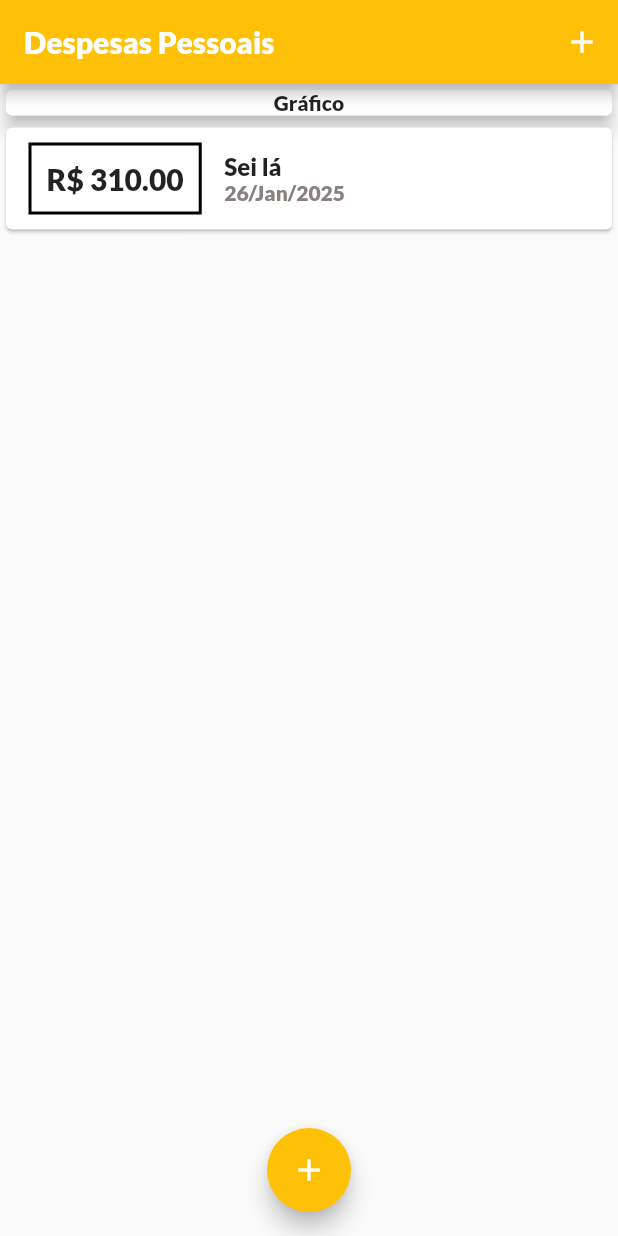
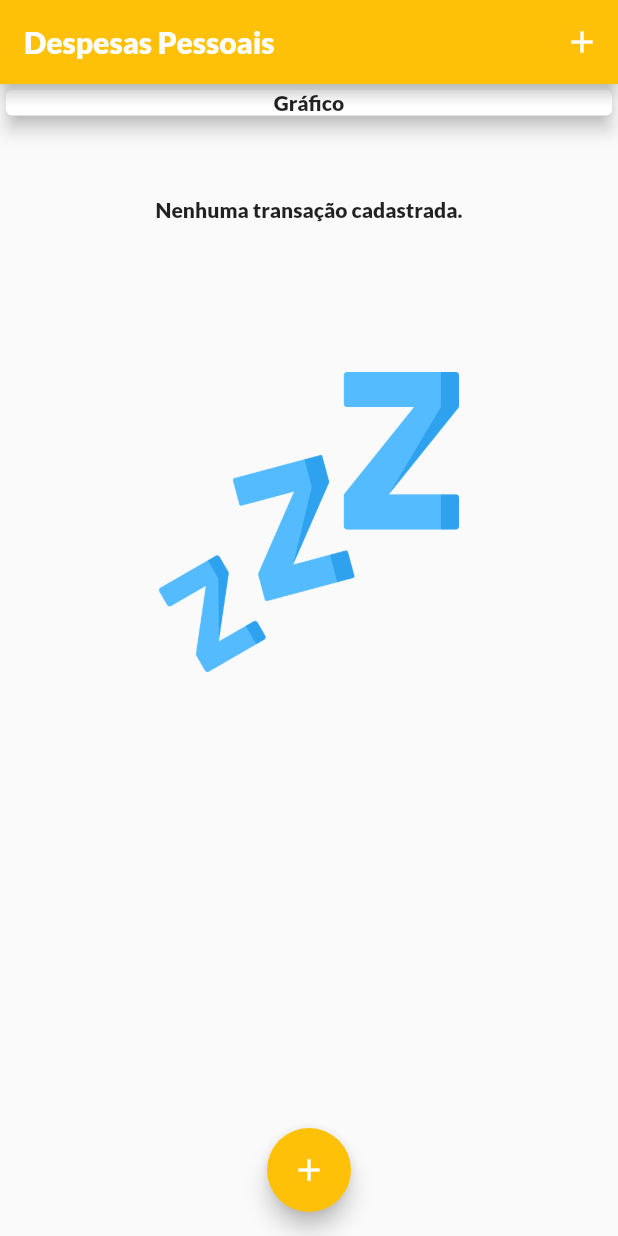
Before and after one commit to Gabriel-Vs20/App_Despesas, a Flutter app: the screen it shows after launch, on a phone screen of 412 x 824 dp. Run offline on Flutter 3.47's test engine with Material 3 defaults, Android fonts, the light colour scheme and no system bars.

Commit message:
Lista comentada! Ao inicializar o aplicativo, agora, a lista é nula.

```diff
--- a/lib/main.dart
+++ b/lib/main.dart
@@ -15,6 +15,7 @@ class AppGestao extends StatelessWidget {
   @override
   Widget build(BuildContext context) {
     return MaterialApp(
+      debugShowCheckedModeBanner: false,
       home: HomePage(),
       theme: ThemeData(
         fontFamily: 'Lato',
@@ -25,7 +26,7 @@ class AppGestao extends StatelessWidget {
         ),
         colorScheme: ColorScheme.fromSeed(
           seedColor: Colors.amber,
-          primary: Colors.purple,
+          primary: Colors.blue,
           secondary: Colors.amber,
           tertiary: Colors.black,
 
@@ -43,15 +44,13 @@ class HomePage extends StatefulWidget {
 
 class _HomePageState extends State<HomePage> {
 
-   final transactions = [
-
-
-    Transaction(
-      id: 't1',
-      title: 'Sei lá',
-      value: 310.00,
-      date: DateTime.now()
-    ),
+   final List <Transaction>transactions = [
+    // Transaction(
+    //   id: 't1',
+    //   title: 'Sei lá',
+    //   value: 310.00,
+    //   date: DateTime.now()
+    // ),
   ];
 
   _addTransaction (String title, double value){
@@ -90,13 +89,18 @@ class _HomePageState extends State<HomePage> {
             crossAxisAlignment: CrossAxisAlignment.stretch,
             children: [
 
+              Column(
+                children: [
                   Container(
                     child: Card(
                       elevation: 5,
                       child: Center(
                         child: Text('Gráfico'),
-                  )
                       ),
+                    ),
+                  ),
+                  SizedBox(height: 50),
+                ],
               ),
 
               TransactionsList(transactions),
```
Lines whose indentation alone changed are shown as unchanged.
